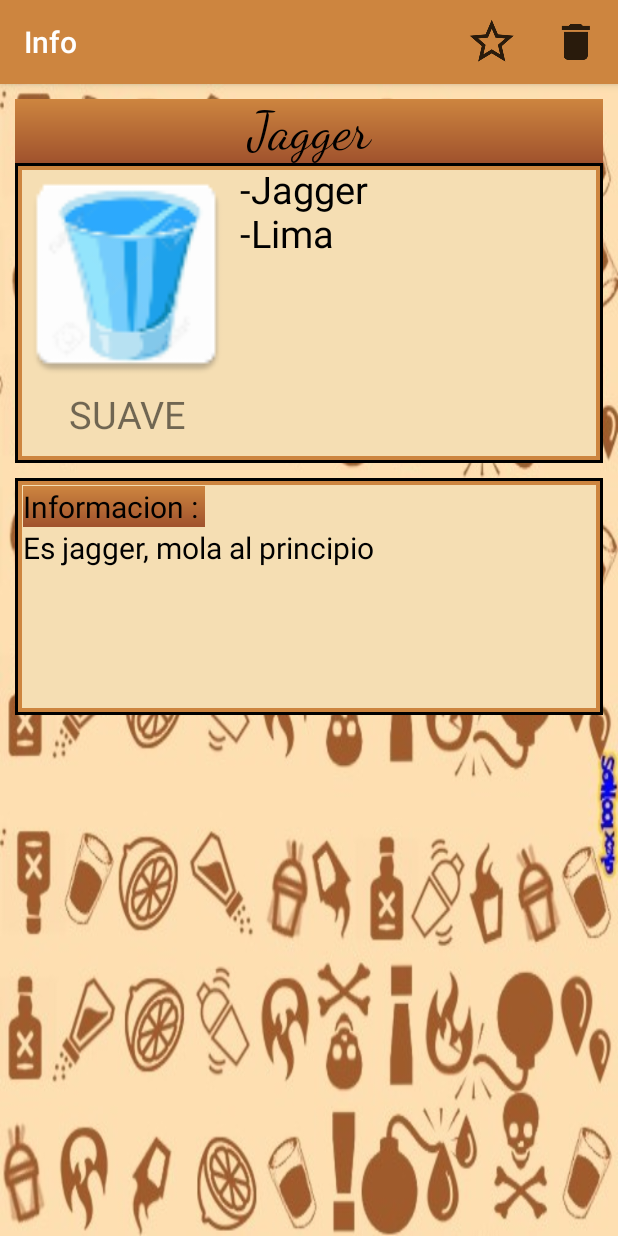
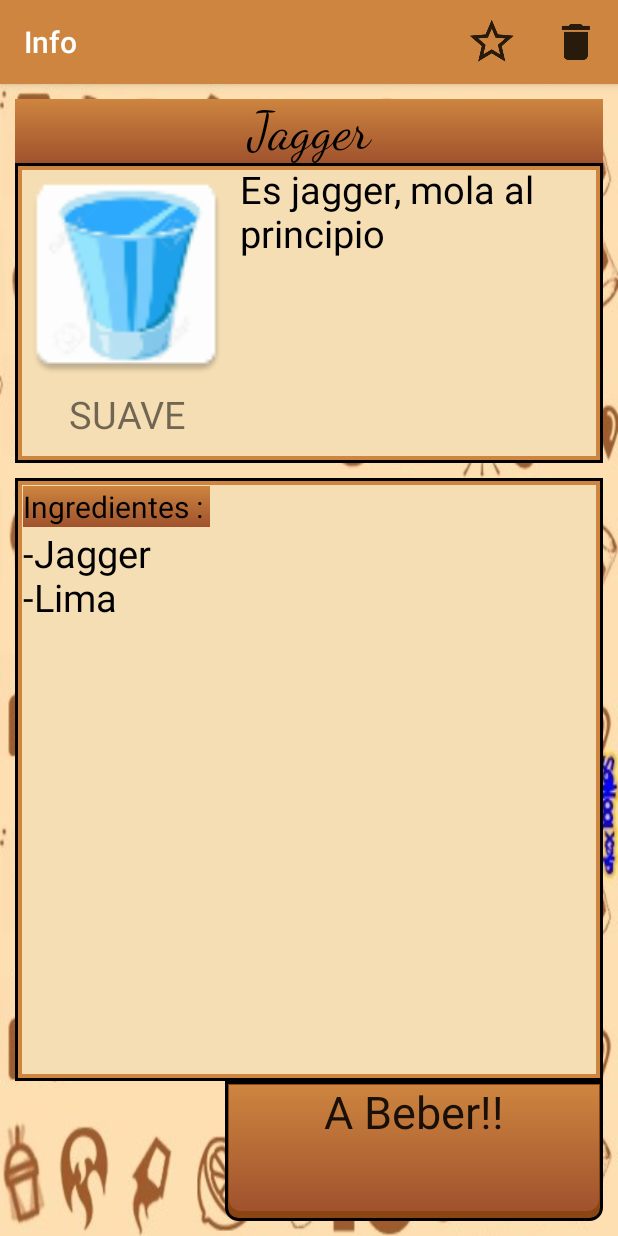
Before and after one commit to clichade/ChupitosAvanzado, an Android app: the screen it shows after launch (Info_Activity), after a tap on "Jagger", on a phone screen of 412 x 824 dp. Run offline under Robolectric (Android 15) with nearby library versions, the phone set to English and light mode, and no system bars.

Commit message:
He empezado con algo defavoritos

```diff
--- a/app/src/main/java/com/example/trjano/chupitos/Act_Frags/Chupito_list_fragment.java
+++ b/app/src/main/java/com/example/trjano/chupitos/Act_Frags/Chupito_list_fragment.java
@@ -27,6 +27,7 @@ public class Chupito_list_fragment extends Fragment implements AdapterView.OnIte
     ListView listView;
     Button btAnadir;
     Custom_Adapter adapter;
+    ChupitosDB bd;
 
     @Nullable
     @Override
@@ -42,9 +43,10 @@ public class Chupito_list_fragment extends Fragment implements AdapterView.OnIte
     public void onActivityCreated(Bundle savedInstanceState) {
         super.onActivityCreated(savedInstanceState);
 
+        bd = new ChupitosDB(getContext());
         //inicializo la lista y los ocomponentes
         listChupitos = new ArrayList<>();
-        cargarLista(listChupitos);
+        bd.cargarLista(listChupitos);
         listView = (ListView) getActivity().findViewById(R.id.lvList_chupito);
         btAnadir = (Button) getActivity().findViewById(R.id.btAnadir);
 
@@ -67,7 +69,7 @@ public class Chupito_list_fragment extends Fragment implements AdapterView.OnIte
         super.onResume();
         //lo limpio, vuelvo a insertar
         adapter.clear();
-        cargarLista(listChupitos);
+        bd.cargarLista(listChupitos);
         adapter.notifyDataSetChanged();
     }
 
@@ -90,28 +92,4 @@ public class Chupito_list_fragment extends Fragment implements AdapterView.OnIte
     }
 
 
-    public void cargarLista(ArrayList<Chupito> listChupitos) {
-        ChupitosDB db = new ChupitosDB(getContext());
-        Cursor c = db.getAllChupitos();
-
-        while (c.moveToNext()) {
-
-            String name = c.getString(c.getColumnIndex(T.Chupitos_Table.NOMBRE));//obtengo el nombre
-            String tipo = c.getString(c.getColumnIndex(T.Chupitos_Table.TIPO));//obtengo el tipo
-            String desc = c.getString(c.getColumnIndex(T.Chupitos_Table.DESC));//obtengo la descripcion
-
-            ArrayList<String> ingList = new ArrayList<>();
-            boolean endIng = false;
-            for (int i = 1; i <= 5 && !endIng; i++) {
-                String ing;
-                ing = c.getString(c.getColumnIndex("ingrediente" + i));
-                if (ing == null) {
-                    endIng = true;
-                } else
-                    ingList.add(ing);
-            }
-
-            listChupitos.add(new Chupito(name,Tipo.valueOf(tipo),desc,ingList));
-        }
-    }
 }
--- a/app/src/main/java/com/example/trjano/chupitos/Act_Frags/Info_Activity.java
+++ b/app/src/main/java/com/example/trjano/chupitos/Act_Frags/Info_Activity.java
@@ -32,7 +32,7 @@ public class Info_Activity extends AppCompatActivity  {
 
         //cargamos las variables con las de la layout info
         ivPhoto = (ImageView) findViewById(R.id.ivphoto);
-        tvIngredients = (TextView) findViewById(R.id.tvIngredients);
+        tvIngredients = (TextView) findViewById(R.id.tvIngredient);
         tvDescription = (TextView) findViewById(R.id.tvDescription);
         tvNombreChupito = (TextView) findViewById(R.id.tvNombreChupito);
         tvTipo = (TextView) findViewById(R.id.tvTipoInfo);
@@ -79,6 +79,7 @@ public class Info_Activity extends AppCompatActivity  {
                 call_Remove_dialog();
                 return true;
             case R.id.m_favoritos:
+
                 Toast.makeText(getApplicationContext(),"Favoritos pulsado",Toast.LENGTH_LONG).show();
                 return true;
 
@@ -87,6 +88,11 @@ public class Info_Activity extends AppCompatActivity  {
         }
     }
 
+
+    public void add_to_favorites(){
+        ChupitosDB bd = new ChupitosDB(getBaseContext());
+        bd.addToFavorites(tvNombreChupito.getText().toString());
+    }
     /**
      * creamos un diálogo de alerta por defecto y hacemos que al pulsar si  borramos el chupito actual
      * si no simplemente cancelarmos el remove dialog
--- a/app/src/main/java/com/example/trjano/chupitos/Act_Frags/Inicio_fragment.java
+++ b/app/src/main/java/com/example/trjano/chupitos/Act_Frags/Inicio_fragment.java
@@ -28,6 +28,7 @@ public class Inicio_fragment extends Fragment implements View.OnClickListener{
     Button btSuave; Button btExotico; Button btA_Matar;
     TextView tvTipos;
     ArrayList<Chupito> listC;
+    ChupitosDB bd ;
 
     /**
      * onCreateView forma parte del ciclo de vida de un fragment y es donde se debe declarar su layout
@@ -38,7 +39,8 @@ public class Inicio_fragment extends Fragment implements View.OnClickListener{
      */
     @Nullable
     @Override
-    public View onCreateView(LayoutInflater inflater, @Nullable ViewGroup container, @Nullable Bundle savedInstanceState) {
+    public View onCreateView(LayoutInflater inflater, @Nullable ViewGroup container,
+                             @Nullable Bundle savedInstanceState) {
         return inflater.inflate(R.layout.inicio_view,container,false);
     }
 
@@ -51,7 +53,8 @@ public class Inicio_fragment extends Fragment implements View.OnClickListener{
         super.onActivityCreated(savedInstanceState);
 
         listC = new ArrayList<>();
-        cargarLista(listC);
+        bd = new ChupitosDB(getContext());
+        bd.cargarLista(listC);
 
         btSuave = (Button) getActivity().findViewById(R.id.btSuave);
         btExotico = (Button) getActivity().findViewById(R.id.btExotico);
@@ -110,29 +113,5 @@ public class Inicio_fragment extends Fragment implements View.OnClickListener{
 
     }
 
-    public void cargarLista(ArrayList<Chupito> listChupitos) {
 
-        ChupitosDB db = new ChupitosDB(getContext());
-        Cursor c = db.getAllChupitos();
-
-        while (c.moveToNext()) {
-
-            String name = c.getString(c.getColumnIndex(T.Chupitos_Table.NOMBRE));//obtengo el nombre
-            String tipo = c.getString(c.getColumnIndex(T.Chupitos_Table.TIPO));//obtengo el tipo
-            String desc = c.getString(c.getColumnIndex(T.Chupitos_Table.DESC));//obtengo la descripcion
-
-            ArrayList<String> ingList = new ArrayList<>();
-            boolean endIng = false;
-            for (int i = 1; i <= 3 && !endIng; i++) {
-                String ing;
-                ing = c.getString(c.getColumnIndex("ingrediente" + i));
-                if (ing == null) {
-                    endIng = true;
-                } else
-                    ingList.add(ing);
-            }
-
-            listChupitos.add(new Chupito(name,Tipo.valueOf(tipo),desc,ingList));
-        }
-    }
 }
--- a/app/src/main/java/com/example/trjano/chupitos/BD/ChupitosDB.java
+++ b/app/src/main/java/com/example/trjano/chupitos/BD/ChupitosDB.java
@@ -170,4 +170,35 @@ public class ChupitosDB extends SQLiteOpenHelper {
 
     }
 
+    public void addToFavorites(String name){
+        SQLiteDatabase db = getWritableDatabase();//obtenemos la base de datos
+        db.execSQL("UPDATE "+ T.Chupitos_Table.TABLE_NAME+
+                " SET "+T.Chupitos_Table.FAV +" = 1"+//ejecutamos el codigo sql
+                " where "+ T.Chupitos_Table.NOMBRE + "='"+name+"'");
+
+    }
+
+    public void cargarLista(ArrayList<Chupito> listChupitos) {
+        Cursor c = getAllChupitos();
+
+        while (c.moveToNext()) {
+
+            String name = c.getString(c.getColumnIndex(T.Chupitos_Table.NOMBRE));//obtengo el nombre
+            String tipo = c.getString(c.getColumnIndex(T.Chupitos_Table.TIPO));//obtengo el tipo
+            String desc = c.getString(c.getColumnIndex(T.Chupitos_Table.DESC));//obtengo la descripcion
+
+            ArrayList<String> ingList = new ArrayList<>();
+            boolean endIng = false;
+            for (int i = 1; i <= 5 && !endIng; i++) {
+                String ing;
+                ing = c.getString(c.getColumnIndex("ingrediente" + i));
+                if (ing == null) {
+                    endIng = true;
+                } else
+                    ingList.add(ing);
+            }
+
+            listChupitos.add(new Chupito(name,Tipo.valueOf(tipo),desc,ingList));
+        }
+    }
 }
--- a/app/src/main/res/layout/info_activity.xml
+++ b/app/src/main/res/layout/info_activity.xml
@@ -52,38 +52,62 @@
                     android:id="@+id/tvTipoInfo"/>
             </LinearLayout>
 
+            <LinearLayout
+                android:layout_width="match_parent"
+                android:layout_height="match_parent"
+                android:orientation="vertical">
+
             <TextView
                 android:layout_width="match_parent"
                 android:layout_height="match_parent"
-                android:id="@+id/tvIngredients"
+                android:id="@+id/tvDescription"
                 android:textColor="@color/black"
-                android:text="ingredientes"
+                android:text="Descripcion"
                 android:textSize="25dp"/>
+
+            </LinearLayout>
 
         </LinearLayout>
 
         <LinearLayout
             android:layout_width="match_parent"
-            android:layout_height="wrap_content"
+            android:layout_height="match_parent"
+            android:orientation="vertical">
+        <LinearLayout
+            android:layout_width="match_parent"
+            android:layout_height="0dp"
             android:orientation="vertical"
             android:background="@drawable/box_content_style"
-            android:padding="5dp">
+            android:padding="5dp"
+            android:layout_weight="3.25">
 
         <TextView
             android:layout_width="wrap_content"
             android:layout_height="wrap_content"
-            android:text="Informacion : "
+            android:text="Ingredientes : "
             android:textSize="20dp"
             android:background="@drawable/basic_gradient"
             android:textColor="@color/black"/>
         <TextView
             android:layout_width="match_parent"
-            android:layout_height="120dp"
-            android:id="@+id/tvDescription"
+            android:layout_height="match_parent"
+            android:id="@+id/tvIngredient"
             android:textColor="@color/black"
-            android:text="descripcion"
+            android:text="ingredientes"
 
-            android:textSize="20dp"/>
+            android:textSize="25dp"/>
+
+        </LinearLayout>
+        <Button
+            android:layout_width="match_parent"
+            android:layout_height="0dp"
+            android:textSize="30dp"
+            android:text="A Beber!!"
+            android:textAlignment="center"
+            android:layout_marginLeft="140dp"
+            android:background="@drawable/button_style"
+            android:layout_weight="0.75"/>
+
         </LinearLayout>
 
 
```
